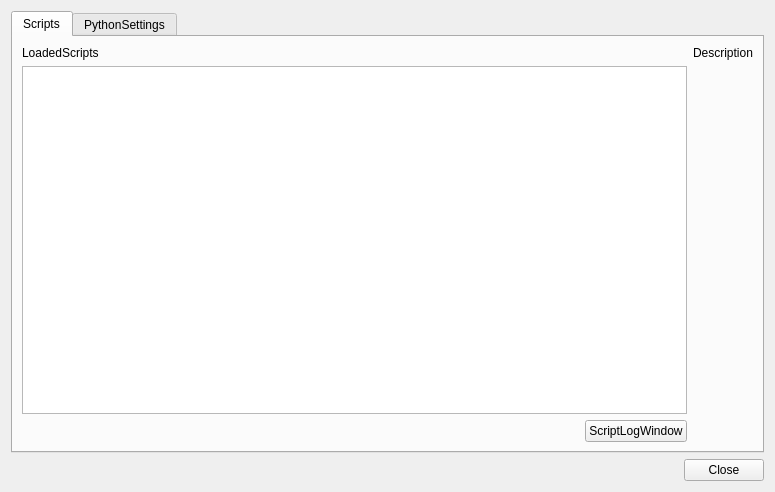
The window that other/obs-studio/UI/frontend-plugins/frontend-tools/forms/scripts.ui (Logitech/ghub-obs-plugin) describes before a commit, drawn with Qt 5.
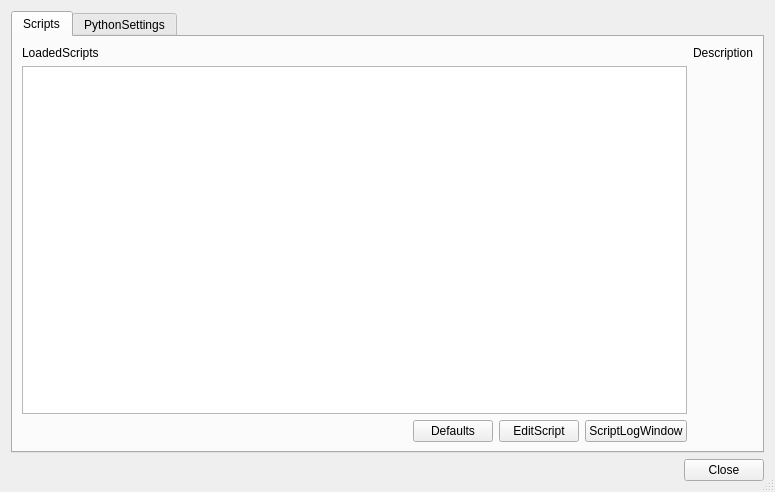
The same window after the commit.

```diff
--- a/other/obs-studio/UI/frontend-plugins/frontend-tools/forms/scripts.ui
+++ b/other/obs-studio/UI/frontend-plugins/frontend-tools/forms/scripts.ui
@@ -1,7 +1,7 @@
 <?xml version="1.0" encoding="UTF-8"?>
 <ui version="4.0">
  <class>ScriptsTool</class>
- <widget class="QWidget" name="ScriptsTool">
+ <widget class="QDialog" name="ScriptsTool">
   <property name="geometry">
    <rect>
     <x>0</x>
@@ -13,12 +13,18 @@
   <property name="windowTitle">
    <string>Scripts</string>
   </property>
+  <property name="sizeGripEnabled">
+   <bool>true</bool>
+  </property>
   <layout class="QVBoxLayout" name="verticalLayout">
    <item>
     <widget class="QTabWidget" name="tabWidget">
      <property name="currentIndex">
       <number>0</number>
      </property>
+     <property name="tabBarAutoHide">
+      <bool>true</bool>
+     </property>
      <widget class="QWidget" name="scriptsTab">
       <attribute name="title">
        <string>Scripts</string>
@@ -47,10 +53,16 @@
           <layout class="QHBoxLayout" name="horizontalLayout_2">
            <item>
             <widget class="QPushButton" name="addScripts">
+             <property name="sizePolicy">
+              <sizepolicy hsizetype="Fixed" vsizetype="Fixed">
+               <horstretch>0</horstretch>
+               <verstretch>0</verstretch>
+              </sizepolicy>
+             </property>
              <property name="maximumSize">
               <size>
-               <width>22</width>
-               <height>22</height>
+               <width>16777215</width>
+               <height>16777215</height>
               </size>
              </property>
              <property name="toolTip">
@@ -72,10 +84,16 @@
            </item>
            <item>
             <widget class="QPushButton" name="removeScripts">
+             <property name="sizePolicy">
+              <sizepolicy hsizetype="Fixed" vsizetype="Fixed">
+               <horstretch>0</horstretch>
+               <verstretch>0</verstretch>
+              </sizepolicy>
+             </property>
              <property name="maximumSize">
               <size>
-               <width>22</width>
-               <height>22</height>
+               <width>16777215</width>
+               <height>16777215</height>
               </size>
              </property>
              <property name="toolTip">
@@ -97,10 +115,16 @@
            </item>
            <item>
             <widget class="QPushButton" name="reloadScripts">
+             <property name="sizePolicy">
+              <sizepolicy hsizetype="Fixed" vsizetype="Fixed">
+               <horstretch>0</horstretch>
+               <verstretch>0</verstretch>
+              </sizepolicy>
+             </property>
              <property name="maximumSize">
               <size>
-               <width>22</width>
-               <height>22</height>
+               <width>16777215</width>
+               <height>16777215</height>
               </size>
              </property>
              <property name="toolTip">
@@ -133,6 +157,20 @@
              </property>
             </spacer>
            </item>
+           <item>
+            <widget class="QPushButton" name="defaults">
+             <property name="text">
+              <string>Defaults</string>
+             </property>
+            </widget>
+           </item>
+           <item>
+            <widget class="QPushButton" name="editScript">
+             <property name="text">
+              <string>EditScript</string>
+             </property>
+            </widget>
+           </item>
            <item>
             <widget class="QPushButton" name="scriptLog">
              <property name="text">
```
Left out of the diff: 25 changed lines with no effect on the pictures.
